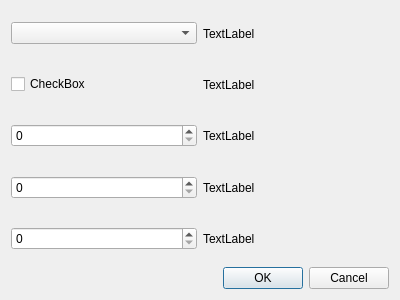
Before: the Qt Designer form src/GUI/configdialog.ui in derselbst/ANMP, drawn with Qt 5.
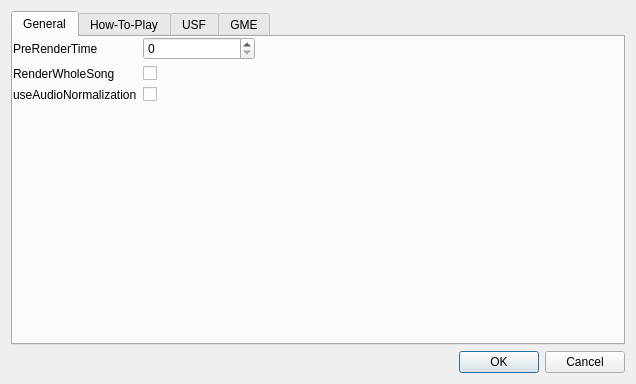
After: the same form once the commit is applied.

Patch:
```diff
--- a/src/GUI/configdialog.ui
+++ b/src/GUI/configdialog.ui
@@ -6,8 +6,8 @@
    <rect>
     <x>0</x>
     <y>0</y>
-    <width>400</width>
-    <height>300</height>
+    <width>636</width>
+    <height>384</height>
    </rect>
   </property>
   <property name="windowTitle">
@@ -17,78 +17,92 @@
    <item>
     <layout class="QVBoxLayout" name="verticalLayout">
      <item>
-      <layout class="QHBoxLayout" name="horizontalLayout_3">
-       <item>
-        <widget class="QComboBox" name="comboBox"/>
-       </item>
-       <item>
-        <widget class="QLabel" name="label_3">
-         <property name="text">
-          <string>TextLabel</string>
-         </property>
-        </widget>
-       </item>
-      </layout>
-     </item>
-     <item>
-      <layout class="QHBoxLayout" name="horizontalLayout_4">
-       <item>
-        <widget class="QCheckBox" name="checkBox">
-         <property name="text">
-          <string>CheckBox</string>
+      <widget class="QTabWidget" name="tabWidget">
+       <property name="currentIndex">
+        <number>0</number>
+       </property>
+       <widget class="QWidget" name="general">
+        <attribute name="title">
+         <string notr="true">General</string>
+        </attribute>
+        <widget class="QWidget" name="verticalLayoutWidget">
+         <property name="geometry">
+          <rect>
+           <x>0</x>
+           <y>0</y>
+           <width>242</width>
+           <height>98</height>
+          </rect>
          </property>
-        </widget>
-       </item>
+         <layout class="QVBoxLayout" name="verticalLayout_3" stretch="0">
+          <property name="sizeConstraint">
+           <enum>QLayout::SetMinimumSize</enum>
+          </property>
        <item>
+           <layout class="QFormLayout" name="formLayout">
+            <item row="1" column="0">
         <widget class="QLabel" name="label">
          <property name="text">
-          <string>TextLabel</string>
+               <string>PreRenderTime</string>
          </property>
         </widget>
        </item>
-      </layout>
-     </item>
-     <item>
-      <layout class="QHBoxLayout" name="horizontalLayout">
-       <item>
-        <widget class="QSpinBox" name="spinBox"/>
-       </item>
-       <item>
+            <item row="1" column="1">
+             <widget class="QSpinBox" name="spinPreRenderTime">
+              <property name="maximum">
+               <number>9999</number>
+              </property>
+             </widget>
+            </item>
+            <item row="2" column="0">
         <widget class="QLabel" name="label_2">
          <property name="text">
-          <string>TextLabel</string>
+               <string>RenderWholeSong</string>
          </property>
         </widget>
        </item>
-      </layout>
-     </item>
-     <item>
-      <layout class="QHBoxLayout" name="horizontalLayout_5">
-       <item>
-        <widget class="QSpinBox" name="spinBox_2"/>
-       </item>
-       <item>
-        <widget class="QLabel" name="label_4">
+            <item row="2" column="1">
+             <widget class="QCheckBox" name="checkRenderWhole">
+              <property name="text">
+               <string/>
+              </property>
+             </widget>
+            </item>
+            <item row="3" column="0">
+             <widget class="QLabel" name="label_3">
          <property name="text">
-          <string>TextLabel</string>
+               <string>useAudioNormalization</string>
          </property>
         </widget>
        </item>
-      </layout>
-     </item>
-     <item>
-      <layout class="QHBoxLayout" name="horizontalLayout_6">
-       <item>
-        <widget class="QSpinBox" name="spinBox_3"/>
-       </item>
-       <item>
-        <widget class="QLabel" name="label_5">
+            <item row="3" column="1">
+             <widget class="QCheckBox" name="checkAudioNorm">
          <property name="text">
-          <string>TextLabel</string>
+               <string/>
          </property>
         </widget>
        </item>
       </layout>
+          </item>
+         </layout>
+        </widget>
+       </widget>
+       <widget class="QWidget" name="howToPlay">
+        <attribute name="title">
+         <string notr="true">How-To-Play</string>
+        </attribute>
+       </widget>
+       <widget class="QWidget" name="usf">
+        <attribute name="title">
+         <string notr="true">USF</string>
+        </attribute>
+       </widget>
+       <widget class="QWidget" name="gme">
+        <attribute name="title">
+         <string notr="true">GME</string>
+        </attribute>
+       </widget>
+      </widget>
      </item>
     </layout>
    </item>
```
Left out of the diff: 3 changed lines with no effect on the pictures. Lines whose indentation alone changed are shown as unchanged.
